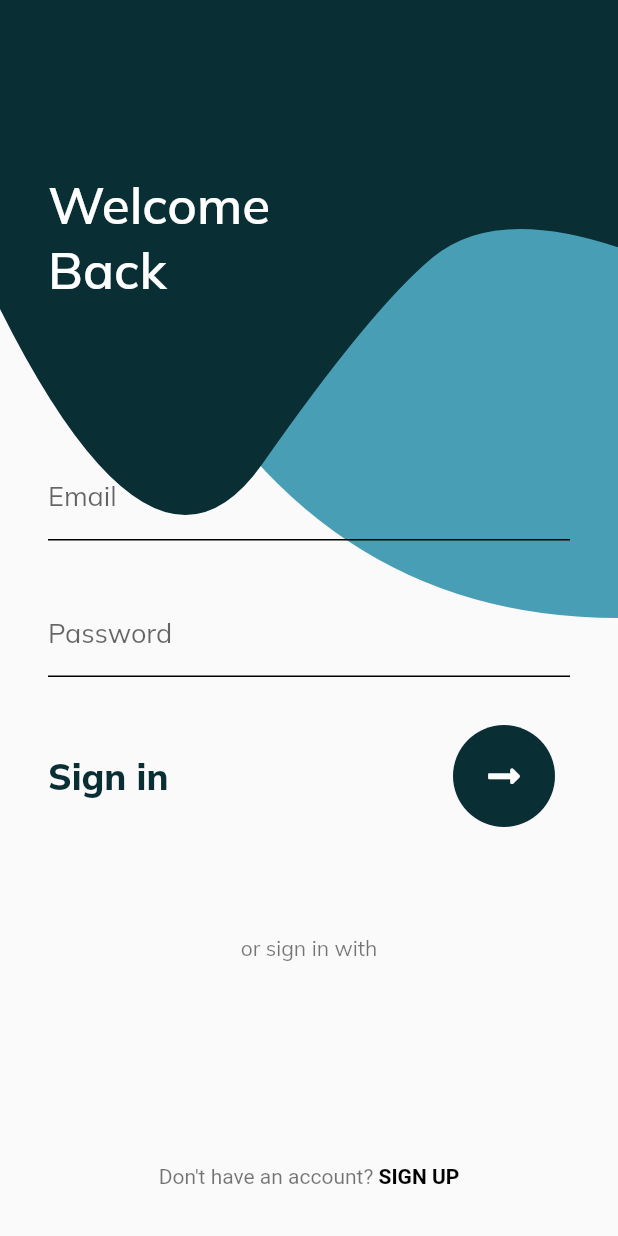
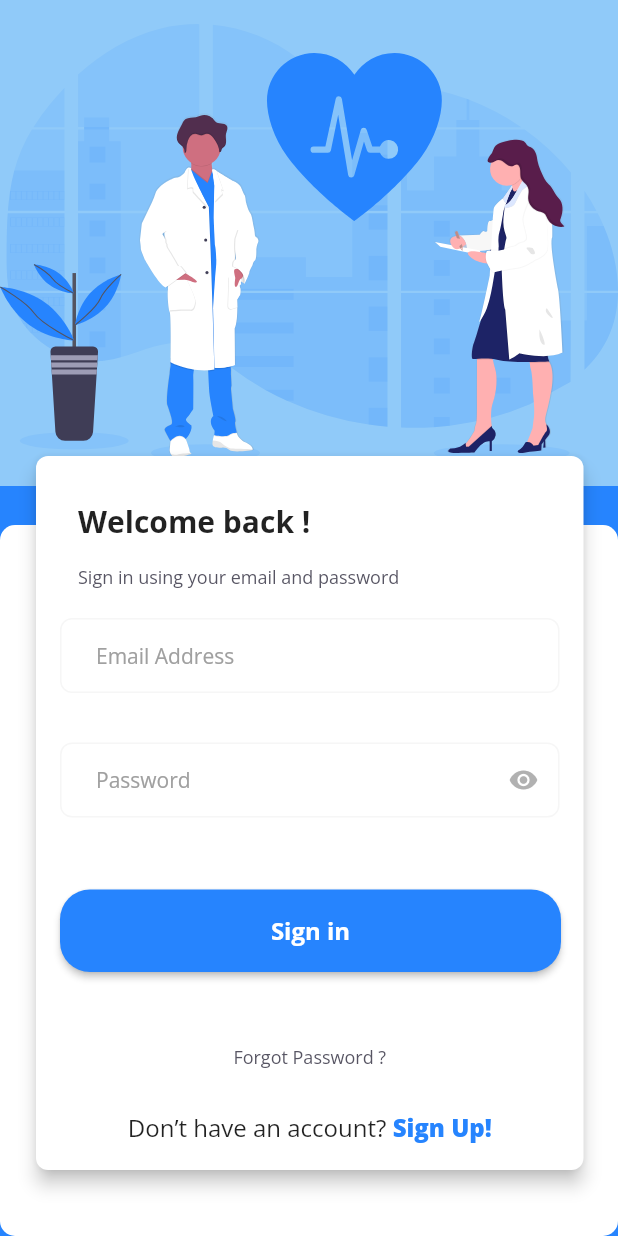
Before and after one commit to divyansh04/Hospi_app, a Flutter app: the screen it shows after launch, on a phone screen of 412 x 824 dp. Run offline on Flutter 3.47's test engine with Material 2 defaults, Android fonts, the light colour scheme and no system bars; our stand-ins replace dio, firebase_core, flutter_svg, font_awesome_flutter, get_it, google_fonts and 2 more; accounts and stored records are empty.

Commit message:
Login UI
Added LOGIN page only ,set home to Login() in main.dart file

```diff
--- a/lib/main.dart
+++ b/lib/main.dart
@@ -3,6 +3,7 @@ import 'package:flutter/material.dart';
 import 'package:flutter/services.dart';
 import 'package:google_fonts/google_fonts.dart';
 import 'package:hospital_management_app/screens/auth/auth.dart';
+import 'package:hospital_management_app/screens/auth/login.dart';
 import 'package:hospital_management_app/screens/splash.dart';
 import 'package:hospital_management_app/services/networkEngine.dart';
 
@@ -16,7 +17,7 @@ void main() async {
   //Needs to be updated while changing flavours
   NetworkEngine.baseUrl = "  "; //TODO
 
-  await Firebase.initializeApp();
+  // await Firebase.initializeApp();
   // Instantiate Service Locator
   await servicesSetup();
   runApp(MyApp());
@@ -36,9 +37,10 @@ class MyApp extends StatelessWidget {
       theme: ThemeData(
         visualDensity: VisualDensity.adaptivePlatformDensity,
         primarySwatch: Colors.blue,
+        primaryColor: Color(0xFF2684fe),
         textTheme: GoogleFonts.muliTextTheme(),
       ),
-      home: AuthScreen(),
+      home: Login(),
     );
   }
 }
--- /dev/null
+++ b/lib/screens/auth/login.dart
@@ -0,0 +1,259 @@
+import 'package:flutter/material.dart';
+import 'package:google_fonts/google_fonts.dart';
+import 'package:flutter_svg/flutter_svg.dart';
+
+class Login extends StatefulWidget {
+  @override
+  _LoginState createState() => _LoginState();
+}
+
+class _LoginState extends State<Login> {
+  TextEditingController _email;
+  TextEditingController _password;
+  bool obscure = true;
+  final _formKey = GlobalKey<FormState>();
+  final _key = GlobalKey<ScaffoldState>();
+
+  @override
+  void initState() {
+    super.initState();
+    _email = TextEditingController(text: "");
+    _password = TextEditingController(text: "");
+  }
+
+  @override
+  Widget build(BuildContext context) {
+    return Scaffold(
+      resizeToAvoidBottomInset: false,
+      key: _key,
+      body: Container(
+        height: double.infinity,
+        width: double.infinity,
+        color: Theme.of(context).primaryColor,
+        child: Form(
+          key: _formKey,
+          child: Stack(
+            alignment: AlignmentDirectional.topCenter,
+            children: [
+              Container(
+                  height: MediaQuery.of(context).size.height - 500,
+                  color: Colors.blue.shade200,
+                  child: SvgPicture.asset('assets/doc.svg')),
+              Positioned.fill(
+                top: 350,
+                child: ClipRRect(
+                  borderRadius: BorderRadius.circular(10.0),
+                  child: Container(
+                    color: Colors.white,
+                    height: MediaQuery.of(context).size.height,
+                  ),
+                ),
+              ),
+              new Positioned.fill(
+                top: 300.0,
+                left: 20,
+                right: 19,
+                bottom: 40,
+                child: Card(
+                  semanticContainer: false,
+                  shape: RoundedRectangleBorder(
+                      borderRadius: BorderRadius.circular(8)),
+                  elevation: 5,
+                  child: Column(
+                    // mainAxisSize: MainAxisSize.min,
+                    crossAxisAlignment: CrossAxisAlignment.start,
+                    children: [
+                      Padding(
+                          padding: const EdgeInsets.fromLTRB(28.0, 30, 0, 0),
+                          child: Text(
+                            "Welcome back !",
+                            style: GoogleFonts.openSans(
+                                fontSize: 20, fontWeight: FontWeight.bold),
+                          )),
+                      Padding(
+                          padding: const EdgeInsets.fromLTRB(28.0, 15, 0, 0),
+                          child: Text(
+                            "Sign in using your email and password",
+                            style: GoogleFonts.openSans(
+                                color: Color(0xFF575563),
+                                fontSize: 12,
+                                fontWeight: FontWeight.w400),
+                          )),
+                      SizedBox(
+                        height: 20,
+                      ),
+                      Padding(
+                        padding: const EdgeInsets.only(left: 16, right: 16),
+                        child: TextFormField(
+                          controller: _email,
+
+                          // ignore: missing_return
+                          validator: (value) {
+                            if (!(value.contains("@")) && value.isNotEmpty) {
+                              return 'please enter a valid email address';
+                            }
+                            if (value == null || value.isEmpty) {
+                              return 'please enter email address';
+                            }
+                          },
+                          style: GoogleFonts.openSans(
+                            fontSize: 14,
+                          ),
+                          decoration: InputDecoration(
+                              contentPadding: EdgeInsets.only(
+                                left: 24,
+                                top: 16,
+                                bottom: 15,
+                              ),
+                              hintText: "Email Address",
+                              hintStyle: GoogleFonts.openSans(
+                                  color: Color(0XFFA0A0A0), fontSize: 14),
+                              enabledBorder: OutlineInputBorder(
+                                  borderSide:
+                                      BorderSide(color: Color(0xFFF6F6F6)),
+                                  borderRadius: BorderRadius.circular(8)),
+                              focusedBorder: OutlineInputBorder(
+                                  borderSide:
+                                      BorderSide(color: Color(0xFFF6F6F6)),
+                                  borderRadius: BorderRadius.circular(8)),
+                              border: OutlineInputBorder(
+                                  borderSide:
+                                      BorderSide(color: Color(0xFFF6F6F6)),
+                                  borderRadius: BorderRadius.circular(8))),
+                        ),
+                      ),
+                      SizedBox(height: 33),
+                      Padding(
+                        padding: const EdgeInsets.only(left: 16, right: 16),
+                        child: TextFormField(
+                          controller: _password,
+                          obscureText: obscure,
+                          validator: (value) =>
+                              (value.isEmpty) ? "Please Enter Password" : null,
+                          style: GoogleFonts.openSans(
+                            fontSize: 14,
+                          ),
+                          decoration: InputDecoration(
+                              suffixIcon: IconButton(
+                                onPressed: () {
+                                  setState(() {
+                                    obscure = !obscure;
+                                  });
+                                },
+                                icon: Icon(
+                                  Icons.remove_red_eye,
+                                  size: 20,
+                                  color: Color(0xFFB1B1B1),
+                                ),
+                              ),
+                              contentPadding: EdgeInsets.only(
+                                left: 24,
+                                top: 16,
+                                bottom: 15,
+                              ),
+                              hintText: "Password",
+                              hintStyle: GoogleFonts.openSans(
+                                  color: Color(0XFFA0A0A0), fontSize: 14),
+                              enabledBorder: OutlineInputBorder(
+                                  borderSide:
+                                      BorderSide(color: Color(0xFFF6F6F6)),
+                                  borderRadius: BorderRadius.circular(8)),
+                              focusedBorder: OutlineInputBorder(
+                                  borderSide:
+                                      BorderSide(color: Color(0xFFF6F6F6)),
+                                  borderRadius: BorderRadius.circular(8)),
+                              border: OutlineInputBorder(
+                                  borderSide: BorderSide(
+                                      color: Color(0xFFF6F6F6), width: 1.0),
+                                  borderRadius: BorderRadius.circular(8))),
+                        ),
+                      ),
+                      SizedBox(
+                        height: 48,
+                      ),
+                      Padding(
+                        padding: const EdgeInsets.only(left: 16, right: 15),
+                        child: MaterialButton(
+                          color: Theme.of(context).primaryColor,
+                          height: 55,
+                          minWidth: MediaQuery.of(context).size.width - 75,
+                          onPressed: () async {
+                            _formKey.currentState.validate();
+                            // if (_formKey.currentState.validate()) {
+                            //   if (!await user.signIn(
+                            //       _email.text, _password.text))
+                            //     _key.currentState.showSnackBar(SnackBar(
+                            //       content: Text("Something went wrong"),
+                            //     ));
+                            // }
+                          },
+                          child: Text(
+                            "Sign in",
+                            style: GoogleFonts.openSans(
+                                fontSize: 16,
+                                color: Colors.white,
+                                fontWeight: FontWeight.w700),
+                          ),
+                          shape: RoundedRectangleBorder(
+                              borderRadius: BorderRadius.circular(20)),
+                        ),
+                      ),
+                      SizedBox(
+                        height: 32,
+                      ),
+                      Center(
+                        child: TextButton(
+                          onPressed: () {},
+                          child: Text("Forgot Password ?",
+                              style: GoogleFonts.openSans(
+                                  color: Color(0xFF575563),
+                                  fontSize: 12,
+                                  fontWeight: FontWeight.w400)),
+                        ),
+                      ),
+                      Spacer(),
+                      Padding(
+                        padding: const EdgeInsets.only(bottom: 17),
+                        child: Center(
+                          child: Row(
+                            mainAxisAlignment: MainAxisAlignment.center,
+                            children: [
+                              Text(
+                                "Don’t have an account?",
+                                style: GoogleFonts.openSans(
+                                  fontSize: 16,
+                                ),
+                              ),
+                              InkWell(
+                                splashColor: Colors.white,
+                                onTap: () {
+                                  // user.goToSignup();
+                                },
+                                child: Text(" Sign Up!",
+                                    style: GoogleFonts.openSans(
+                                        fontSize: 16,
+                                        fontWeight: FontWeight.w800,
+                                        color: Theme.of(context).primaryColor)),
+                              )
+                            ],
+                          ),
+                        ),
+                      )
+                    ],
+                  ),
+                ),
+              ),
+            ],
+          ),
+        ),
+      ),
+    );
+  }
+
+  @override
+  void dispose() {
+    _email.dispose();
+    _password.dispose();
+    super.dispose();
+  }
+}
--- a/pubspec.yaml
+++ b/pubspec.yaml
@@ -37,6 +37,7 @@ dependencies:
   # The following adds the Cupertino Icons font to your application.
   # Use with the CupertinoIcons class for iOS style icons.
   cupertino_icons: ^1.0.2
+  flutter_svg: ^0.22.0
 
 dev_dependencies:
   flutter_test:
@@ -53,8 +54,8 @@ flutter:
   uses-material-design: true
 
   # To add assets to your application, add an assets section, like this:
-  # assets:
-  #   - images/a_dot_burr.jpeg
+  assets:
+    - assets/
   #   - images/a_dot_ham.jpeg
 
   # An image asset can refer to one or more resolution-specific "variants", see
```
Also changed, not shown: assets/Doctor_Monochromatic.svg (added), assets/doc.svg (added), pubspec.lock.
